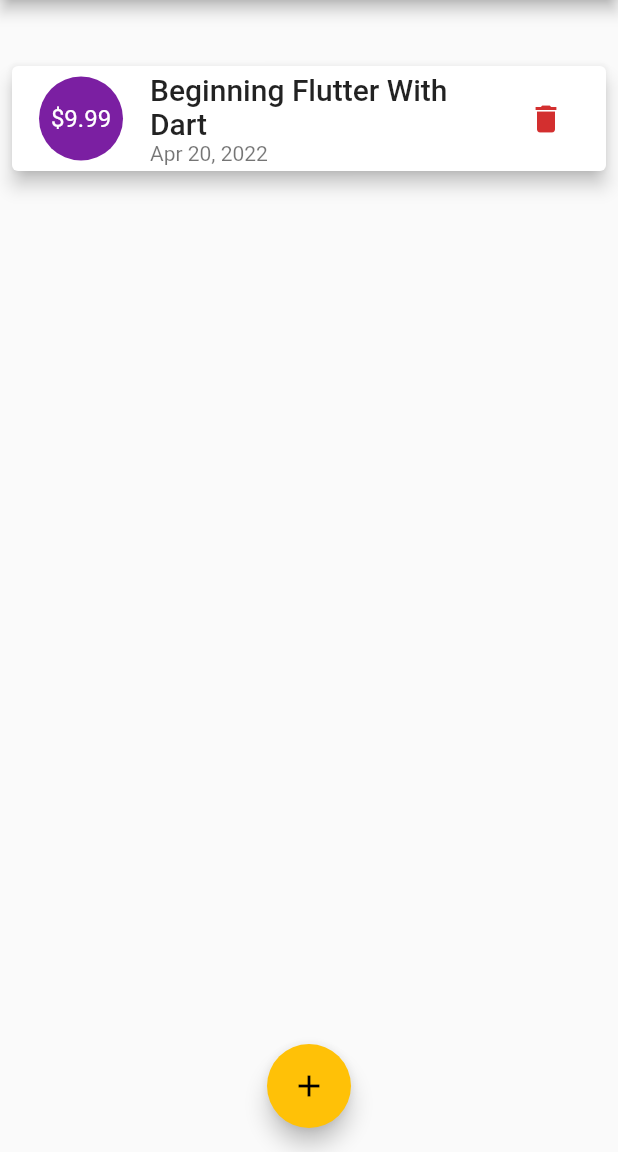
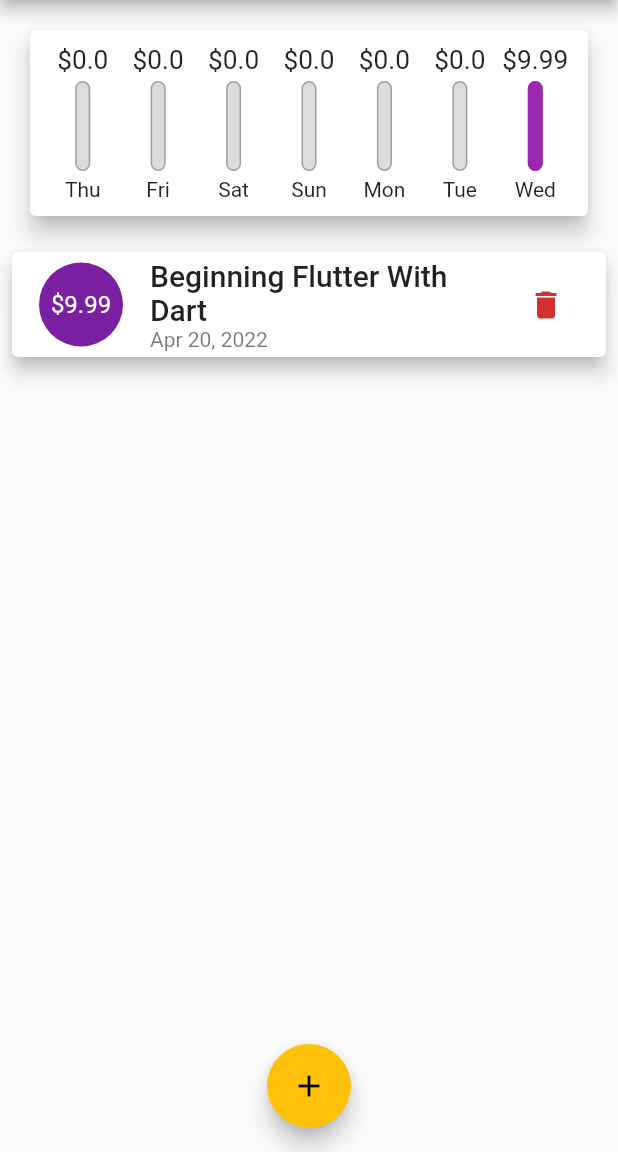
Before and after one commit to hdwhitem/Personal_Expenses_App, a Flutter app: the screen it shows after launch, on a phone screen of 412 x 824 dp, the part 84-1236 px from its top. Run offline on Flutter 3.47's test engine with Material 2 defaults, Android fonts, the phone set to English and light mode, and no system bars; Roboto replaces fonts that are missing (Quicksand).

Commit message:
Finishing the Chart Bars

```diff
--- a/lib/widgets/chart.dart
+++ b/lib/widgets/chart.dart
@@ -1,3 +1,4 @@
+import '/widgets/chart_bar.dart';
 import 'package:flutter/material.dart';
 import 'package:intl/intl.dart';
 import '../models/book.dart';
@@ -7,10 +8,10 @@ class Chart extends StatelessWidget {
 
   Chart({Key? key, required this.recentTransactions}) : super(key: key);
 
-  List<Map<String, Object>> get groupedTransactionValues {
+  List<Map<String, dynamic>> get groupedTransactionValues {
     return List.generate(7, (index) {
       final weekDay = DateTime.now().subtract(Duration(days: index));
-      var totalSum = 0.0;
+      double totalSum = 0.0;
 
       for (var i = 0; i < recentTransactions.length; i++) {
         if (recentTransactions[i].date.day == weekDay.day &&
@@ -19,9 +20,14 @@ class Chart extends StatelessWidget {
           totalSum += recentTransactions[i].price;
         }
       }
-      print(DateFormat.E().format(weekDay));
-      print(totalSum);
-      return {'day': DateFormat.E().format(weekDay), 'Amount': totalSum};
+
+      return {'day': DateFormat.E().format(weekDay), 'amount': totalSum};
+    }).reversed.toList();
+  }
+
+  double get totalSpending {
+    return groupedTransactionValues.fold(0.0, (sum, item) {
+      return sum + item['amount'];
     });
   }
 
@@ -31,8 +37,23 @@ class Chart extends StatelessWidget {
     return Card(
       elevation: 6,
       margin: EdgeInsets.all(20),
-      child: Row(
-        children: <Widget>[],
+      child: Container(
+        padding: EdgeInsets.all(10),
+        child: Row(
+          mainAxisAlignment: MainAxisAlignment.spaceAround,
+          children: groupedTransactionValues.map((data) {
+            return Flexible(
+              fit: FlexFit.tight,
+              child: ChartBar(
+                label: data['day'] as String,
+                spendingAmount: data['amount'] as double,
+                spendingPctOfTotal: totalSpending == 0.0
+                    ? 0.0
+                    : (data['amount'] as double) / totalSpending,
+              ),
+            );
+          }).toList(),
+        ),
       ),
     );
   }
--- /dev/null
+++ b/lib/widgets/chart_bar.dart
@@ -0,0 +1,53 @@
+import 'package:flutter/material.dart';
+
+class ChartBar extends StatelessWidget {
+  final String label;
+  final double spendingAmount;
+  final double spendingPctOfTotal;
+
+  const ChartBar(
+      {Key? key,
+      required this.label,
+      required this.spendingAmount,
+      required this.spendingPctOfTotal})
+      : super(key: key);
+
+  @override
+  Widget build(BuildContext context) {
+    return Column(
+      children: <Widget>[
+        Container(
+          height: 20,
+          child: FittedBox(child: Text('\$${spendingAmount}')),
+        ),
+        SizedBox(height: 4),
+        Container(
+          height: 60,
+          width: 10,
+          child: Stack(
+            children: <Widget>[
+              Container(
+                decoration: BoxDecoration(
+                  border: Border.all(color: Colors.grey, width: 1.0),
+                  color: const Color.fromRGBO(220, 220, 220, 1),
+                  borderRadius: BorderRadius.circular(10),
+                ),
+              ),
+              FractionallySizedBox(
+                heightFactor: spendingPctOfTotal,
+                child: Container(
+                  decoration: BoxDecoration(
+                    color: Theme.of(context).primaryColor,
+                    borderRadius: BorderRadius.circular(10),
+                  ),
+                ),
+              ),
+            ],
+          ),
+        ),
+        SizedBox(height: 4),
+        Text(label),
+      ],
+    );
+  }
+}
```
